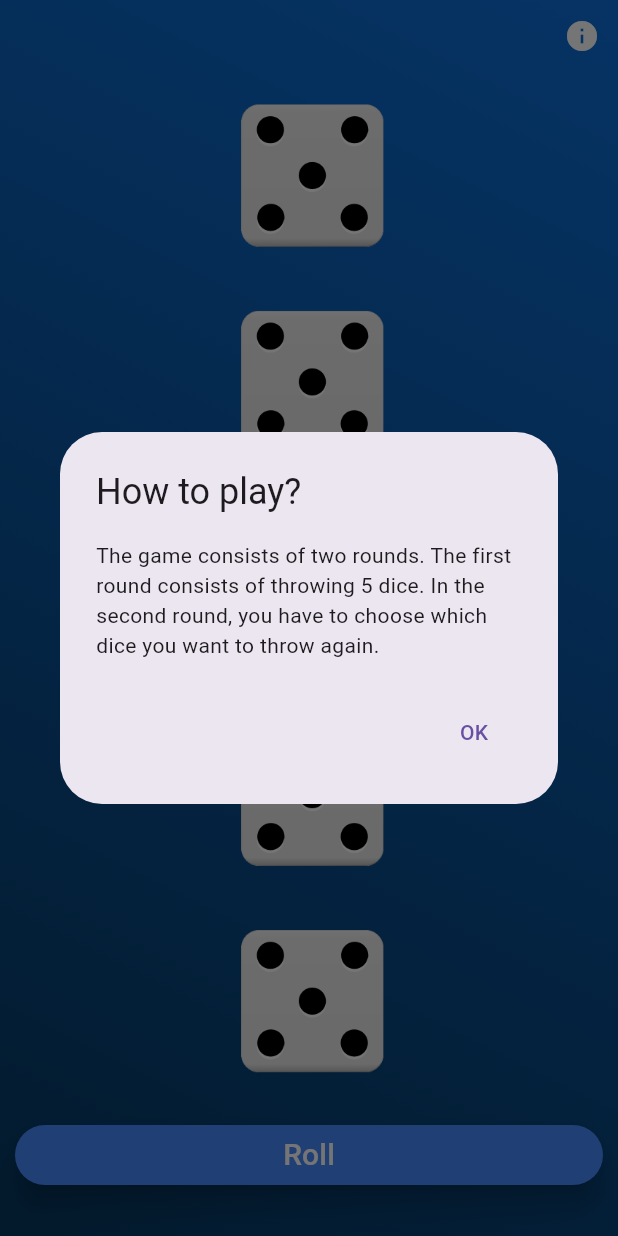
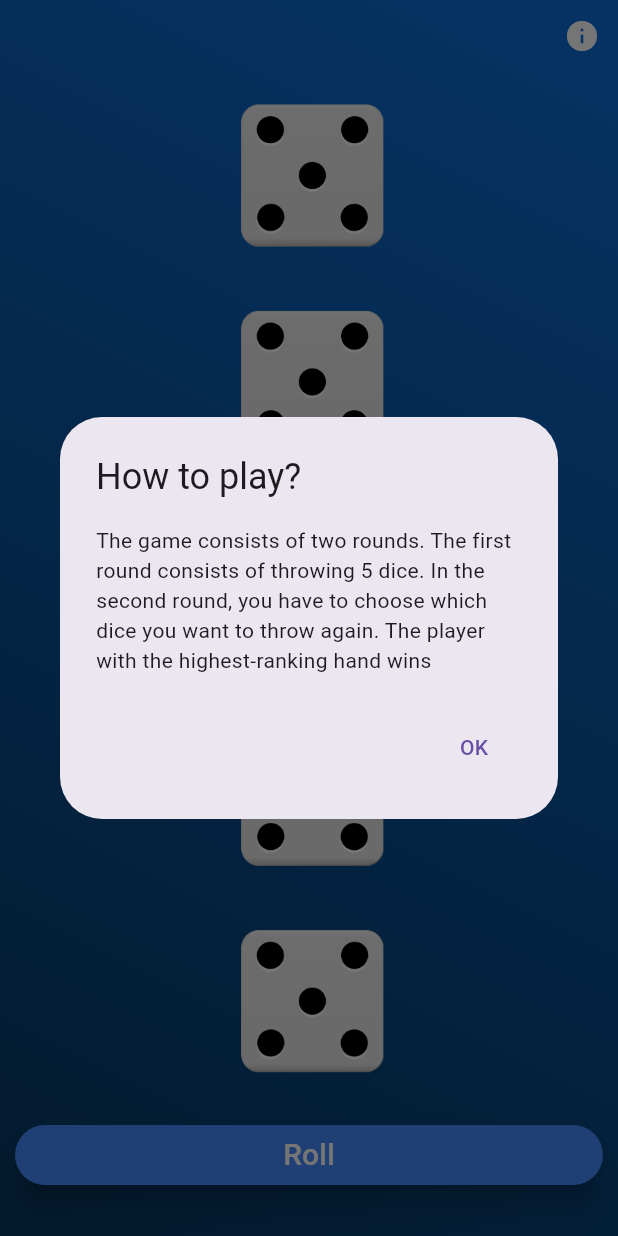
Before and after one commit to SKesek/SimpleDice, a Flutter app: the screen it shows after launch, after a tap on "Dice poker", on a phone screen of 412 x 824 dp. Run offline on Flutter 3.47's test engine with Material 2 defaults, Android fonts, the phone set to English and light mode, and no system bars; drawn by our look-alikes of sliding_up_panel; our stand-ins replace google_fonts.

Commit message:
Kosmetyka, czcionka

```diff
--- a/lib/screens/dice_poker_screen.dart
+++ b/lib/screens/dice_poker_screen.dart
@@ -61,7 +61,7 @@ class _DicePokerState extends State<DicePokerScreen> {
           return AlertDialog(
             title: const Text('How to play?'),
             content: const Text(
-                'The game consists of two rounds. The first round consists of throwing 5 dice. In the second round, you have to choose which dice you want to throw again. '),
+                'The game consists of two rounds. The first round consists of throwing 5 dice. In the second round, you have to choose which dice you want to throw again. The player with the highest-ranking hand wins'),
             actions: <Widget>[
               TextButton(
                 onPressed: () {
@@ -131,6 +131,22 @@ class _DicePokerState extends State<DicePokerScreen> {
       }
       if (numParis == 2) {
         return 'Pair';
+      }
+
+      //Six or five High Straight check
+      if (rankingList[0] == 1 &&
+          rankingList[1] == 2 &&
+          rankingList[2] == 3 &&
+          rankingList[3] == 4 &&
+          rankingList[4] == 5) {
+        return 'Five High Straigth';
+      }
+      if (rankingList[0] == 2 &&
+          rankingList[1] == 3 &&
+          rankingList[2] == 4 &&
+          rankingList[3] == 5 &&
+          rankingList[4] == 6) {
+        return 'Six High Straigth';
       }
     }
     return 'nothing';
--- a/lib/screens/home_page_screen.dart
+++ b/lib/screens/home_page_screen.dart
@@ -2,6 +2,7 @@ import 'package:dice_pro/screens/manywall_number_screen.dart';
 import 'package:dice_pro/screens/normal_dice.dart';
 import 'package:flutter/material.dart';
 import 'package:dice_pro/styles/custon_button.dart';
+import 'package:google_fonts/google_fonts.dart';
 import 'dice_poker_screen.dart';
 
 class HomePage extends StatelessWidget {
@@ -20,10 +21,10 @@ class HomePage extends StatelessWidget {
                   'images/logo.png',
                   scale: 6,
                 ),
-                const Text(
-                  'Simple Dice',
-                  style: TextStyle(fontSize: 45, color: Colors.white),
-                ),
+                Text('Simple Dice',
+                    style: GoogleFonts.lobster(
+                        textStyle: const TextStyle(
+                            fontSize: 50, color: Colors.white))),
               ],
             ),
           ),
@@ -49,7 +50,7 @@ class HomePage extends StatelessWidget {
                 ),
                 CustomButton(
                   icon: Image.asset(
-                    'images/logo.png',
+                    'images/poker_dice_logo.png',
                     scale: 13,
                   ),
                   title: 'Dice poker',
--- a/lib/styles/custon_button.dart
+++ b/lib/styles/custon_button.dart
@@ -1,4 +1,5 @@
 import 'package:flutter/material.dart';
+import 'package:google_fonts/google_fonts.dart';
 
 class CustomButton extends StatelessWidget {
   const CustomButton({
@@ -21,10 +22,10 @@ class CustomButton extends StatelessWidget {
         label: Row(
           mainAxisAlignment: MainAxisAlignment.center,
           children: [
-            Text(
-              title,
-              style: const TextStyle(color: Colors.white, fontSize: 20),
-            ),
+            Text(title,
+                style: GoogleFonts.lobster(
+                  textStyle: const TextStyle(color: Colors.white, fontSize: 25),
+                )),
           ],
         ),
         onPressed: () {
--- a/pubspec.yaml
+++ b/pubspec.yaml
@@ -36,6 +36,7 @@ dependencies:
   # Use with the CupertinoIcons class for iOS style icons.
   cupertino_icons: ^1.0.2
   sliding_up_panel: ^2.0.0+1
+  google_fonts: ^4.0.4
 
 dev_dependencies:
   flutter_test:
```
Also changed, not shown: lib/screens/manywall_number_screen.dart (+6 -2 lines), lib/screens/manywall_screen.dart (+7 -7 lines), lib/screens/normal_dice_screen.dart (+5 -4 lines), lib/screens/normal_one_dice_screen.dart (+7 -7 lines), images/poker_dice_logo.png (added), 1 other file.
